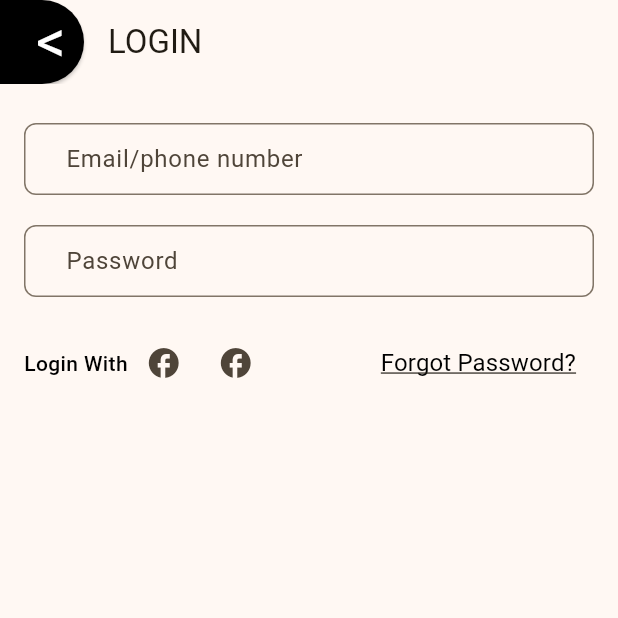
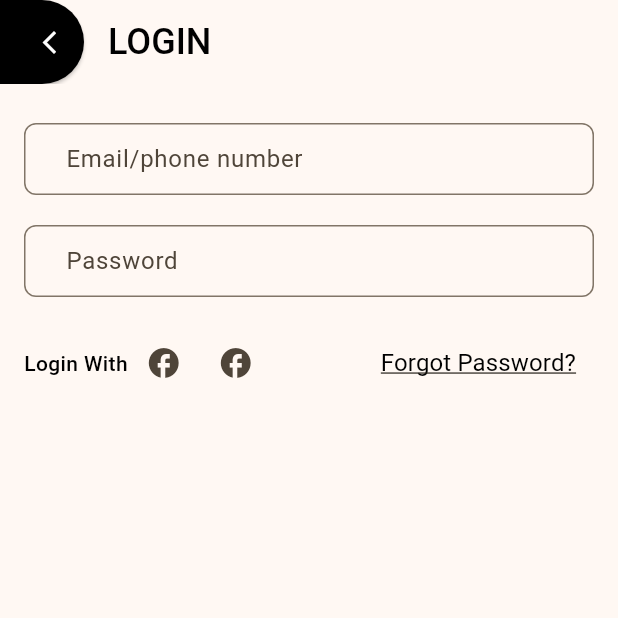
Before and after one commit to harshitgupta2643/chola_ui, a Flutter app: the screen it shows after launch, after a tap on "LOGIN", on a phone screen of 412 x 824 dp, the top half of it. Run offline on Flutter 3.47's test engine with Material 2 defaults, Android fonts, the phone set to English and light mode, and no system bars; Roboto replaces fonts that are missing (Poppins, Roboto Flex).

Commit message:
Update logo & change Back Button

```diff
--- a/chola_ui/lib/Login.dart
+++ b/chola_ui/lib/Login.dart
@@ -5,16 +5,20 @@ class LoginPage extends StatelessWidget {
   Widget build(BuildContext context) {
     return Scaffold(
       appBar: AppBar(
-        title: Text('LOGIN'),
+        title: Text(
+          'LOGIN',
+          style: TextStyle(
+            color: Colors.black,
+            fontSize: 24,
+            fontFamily: 'Poppins',
+            fontWeight: FontWeight.w500,
+            height: 0,
+          ),
+        ),
         leading: ElevatedButton(
-          child: Text(
-            '<',
-            style: TextStyle(
-              color: Colors.white,
-              fontSize: 39,
-              fontFamily: 'Poppins',
-              fontWeight: FontWeight.w400,
-            ),
+          child: Icon(
+            Icons.arrow_back_ios_new,
+            color: Colors.white,
           ),
           onPressed: () {
             Navigator.pop(context); // Navigate back to the previous screen
--- a/chola_ui/lib/main.dart
+++ b/chola_ui/lib/main.dart
@@ -42,13 +42,62 @@
         child: Column(
           mainAxisAlignment: MainAxisAlignment.center,
           children: [
-            Expanded(
-              flex: 2,
+            SizedBox(
+              height: 100,
+            ),
+            Container(
               child: Center(
                 child: Image.asset(
-                  'assets/logo.png',
-                  height: 500,
-                  width: 500,
+                  'assets/logo2.png',
+                ),
+              ),
+            ),
+            Container(
+              child: Center(
+                child: Column(
+                  mainAxisAlignment: MainAxisAlignment.start,
+                  crossAxisAlignment: CrossAxisAlignment.end,
+                  children: [
+                    Container(
+                      margin: EdgeInsets.all(0),
+                      child: Text(
+                        'CHOLA',
+                        style: TextStyle(
+                          fontSize: 48.0,
+                          fontFamily: 'Poppins',
+                          fontWeight: FontWeight.w700,
+                          color: Color(0xFF000000),
+                          letterSpacing: 0,
+                        ),
+                      ),
+                    ),
+                    Container(
+                      margin: EdgeInsets.all(0),
+                      child: Text(
+                        'CHARIOTS',
+                        style: TextStyle(
+                          fontSize: 12.0,
+                          fontFamily: 'Poppins',
+                          fontWeight: FontWeight.w400,
+                          color: Color(0xFF000000),
+                          letterSpacing: 0.78,
+                        ),
+                      ),
+                    ),
+                    Container(
+                      margin: EdgeInsets.zero,
+                      child: Text(
+                        'TRAVEL MADE EASY',
+                        style: TextStyle(
+                          fontSize: 16.0,
+                          fontFamily: 'Poppins',
+                          fontWeight: FontWeight.w500,
+                          color: Color(0xFF000000),
+                          letterSpacing: 0.78,
+                        ),
+                      ),
+                    ),
+                  ],
                 ),
               ),
             ),
@@ -59,7 +108,7 @@
                 crossAxisAlignment: CrossAxisAlignment.stretch,
                 children: [
                   Padding(
-                    padding: const EdgeInsets.symmetric(horizontal: 20),
+                    padding: const EdgeInsets.symmetric(horizontal: 40),
                     child: ElevatedButton(
                       onPressed: () {
                         Navigator.push(
@@ -81,9 +130,9 @@
                       ),
                     ),
                   ),
-                  SizedBox(height: 20),
+                  SizedBox(height: 60),
                   Padding(
-                    padding: const EdgeInsets.symmetric(horizontal: 20),
+                    padding: const EdgeInsets.symmetric(horizontal: 40),
                     child: ElevatedButton(
                       onPressed: () {
                         Navigator.push(
--- a/chola_ui/lib/next_screen.dart
+++ b/chola_ui/lib/next_screen.dart
@@ -16,14 +16,9 @@ class WalletScreen extends StatelessWidget {
           ),
         ),
         leading: ElevatedButton(
-          child: Text(
-            '<',
-            style: TextStyle(
-              color: Colors.white,
-              fontSize: 39,
-              fontFamily: 'Poppins',
-              fontWeight: FontWeight.w400,
-            ),
+          child: Icon(
+            Icons.arrow_back_ios_new,
+            color: Colors.white,
           ),
           onPressed: () {
             Navigator.pop(context); // Navigate back to the previous screen
--- a/chola_ui/lib/splash_screen.dart
+++ b/chola_ui/lib/splash_screen.dart
@@ -65,7 +65,7 @@ class _SplashScreenState extends State<SplashScreen> {
                 ),
               ),
               Container(
-                margin: EdgeInsets.zero, // Set margin to zero
+                margin: EdgeInsets.zero,
                 child: Text(
                   'TRAVEL MADE EASY',
                   style: TextStyle(
@@ -79,7 +79,6 @@ class _SplashScreenState extends State<SplashScreen> {
               ),
             ],
           ),
-          // You can replace this with your splash screen content
         ),
       ),
     );
--- a/chola_ui/pubspec.yaml
+++ b/chola_ui/pubspec.yaml
@@ -60,6 +60,7 @@ flutter:
   assets:
     - assets/bg.jpg
     - assets/logo.png
+    - assets/logo2.png
     - assets/google.png
     - assets/mastercard.png
     - assets/visa.jpg
```
Also changed, not shown: chola_ui/assets/logo2.png (added).
